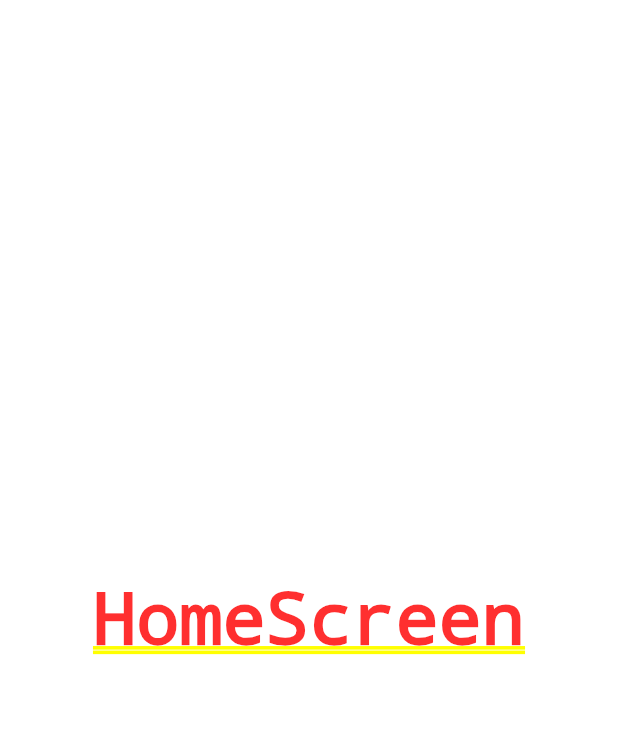
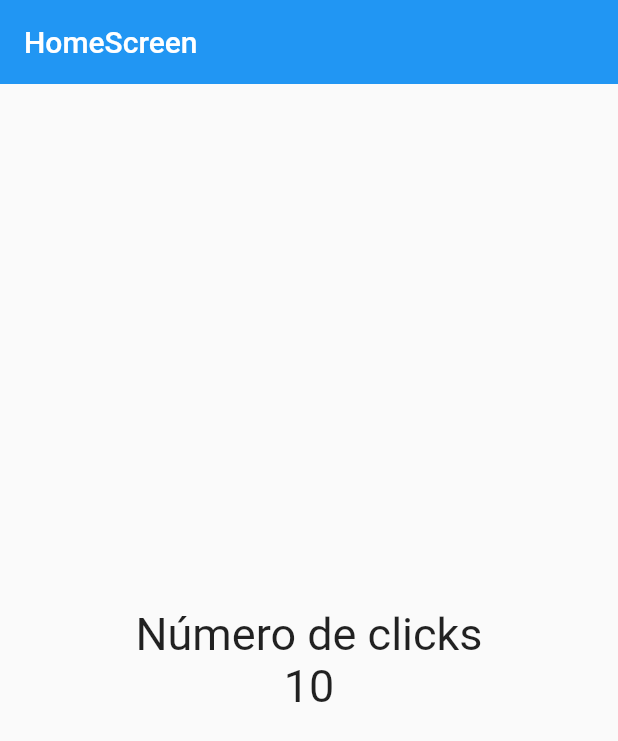
Before and after one commit to VmasterpartV/my_first_flutter_app, a Flutter app: the screen it shows after launch, on a phone screen of 412 x 824 dp. Shown: the top 741 px of the screen. Run offline on Flutter 3.47's test engine with Material 2 defaults, Android fonts, the phone set to English and light mode, and no system bars.

Commit message:
Scaffold for body app

```diff
--- a/lib/screens/home_screen.dart
+++ b/lib/screens/home_screen.dart
@@ -5,8 +5,22 @@ class HomeScreen extends StatelessWidget {
 
   @override
   Widget build(BuildContext context) {
-    return const Center(
-      child: Text('HomeScreen'),
+    const fontSize = TextStyle(fontSize: 30);
+
+    return Scaffold(
+      appBar: AppBar(
+        title: const Text('HomeScreen'),
+        elevation: 0,
+      ),
+      body: Center(
+        child: Column(
+          mainAxisAlignment: MainAxisAlignment.center,
+          children: const <Widget>[
+            Text('Número de clicks', style: fontSize),
+            Text('10', style: fontSize)
+          ],
+        ),
+      ),
     );
   }
 }
```
